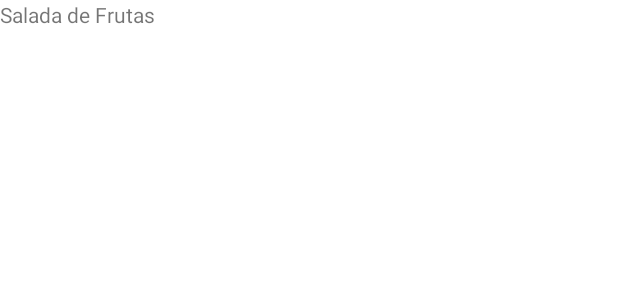
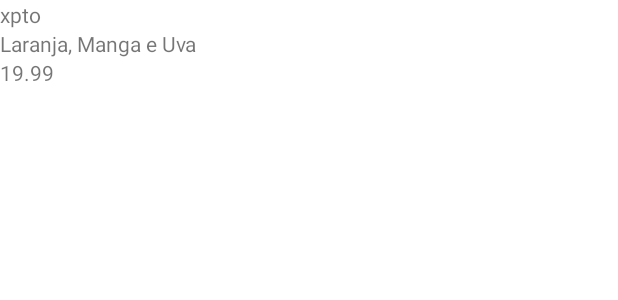
Before and after one commit to MouraRafael/alura-android-kotlin-Orgs, an Android app: the layout activity_main.xml on its own in the app's theme, with its tools: preview values and no code run, on a phone screen of 412 x 824 dp. Shown: the top 300 px of the screen. Run offline under Robolectric (Android 15) with nearby library versions, the phone set to English and light mode, and no system bars.

Commit message:
03-06 Faça como eu fiz: Ajustando o layout do produto

```diff
--- a/app/src/main/res/layout/activity_main.xml
+++ b/app/src/main/res/layout/activity_main.xml
@@ -1,14 +1,38 @@
 <?xml version="1.0" encoding="utf-8"?>
-<androidx.constraintlayout.widget.ConstraintLayout xmlns:android="http://schemas.android.com/apk/res/android"
+<androidx.constraintlayout.widget.ConstraintLayout
+    xmlns:android="http://schemas.android.com/apk/res/android"
+    xmlns:app="http://schemas.android.com/apk/res-auto"
     xmlns:tools="http://schemas.android.com/tools"
     android:layout_width="match_parent"
     android:layout_height="match_parent">
 
     <TextView
-        android:id="@+id/textView"
-        android:layout_width="wrap_content"
+        android:id="@+id/nome"
+        android:layout_width="match_parent"
         android:layout_height="wrap_content"
+        tools:text="xpto"
         android:text="Salada de Frutas"
-        tools:layout_editor_absoluteX="112dp"
-        tools:layout_editor_absoluteY="104dp" />
+        app:layout_constraintEnd_toEndOf="parent"
+        app:layout_constraintTop_toTopOf="parent" >
+
+
+    </TextView>
+    <TextView
+        android:id="@+id/descricao"
+        android:layout_width="match_parent"
+        android:layout_height="wrap_content"
+        app:layout_constraintTop_toBottomOf="@id/nome"
+
+
+        android:text="Laranja, Manga e Uva"/>
+
+    <TextView
+        android:id="@+id/valor"
+        android:layout_width="match_parent"
+        android:layout_height="wrap_content"
+        android:text="19.99"
+        app:layout_constraintTop_toBottomOf="@id/descricao"
+        app:layout_constraintStart_toStartOf="parent"
+        />
+
 </androidx.constraintlayout.widget.ConstraintLayout>
```
